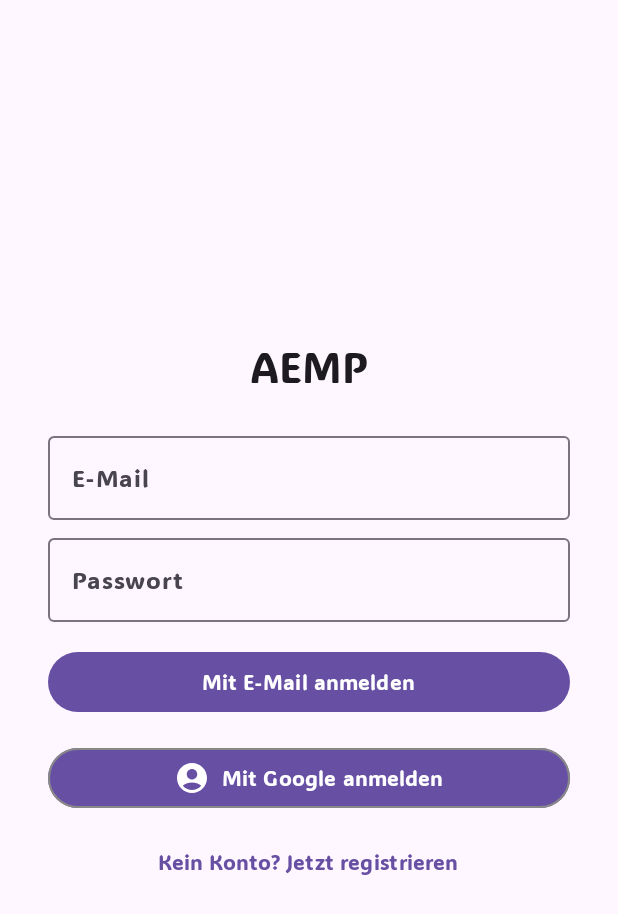
After one commit to DominicDobbrunz/AEMP, an Android app built with Jetpack Compose: the composable LoginScreen shown on its own in the app's theme, on a phone screen of 412 x 824 dp. The commit adds this screen. Shown: the top 914 px of the screen. Run offline under Robolectric (Android 15) with nearby library versions, the phone set to English and light mode, and no system bars; libraries missing offline, so code that uses them is left out: com.example.compose.

Commit message:
firebase, user mit viewModel, LoginScreen, RegisterScreen, gradle, manifest, lbs

```diff
--- a/app/src/main/java/de/syntax/aemp/ui/theme/composable/Launch.kt
+++ b/app/src/main/java/de/syntax/aemp/ui/theme/composable/Launch.kt
@@ -13,16 +13,13 @@ import de.syntax.aemp.R
 
 @Composable
 internal fun Launch() {
-
     Box {
-
         Image(
             painter = painterResource(R.drawable.medi),
             contentDescription = "Logo",
             modifier = Modifier.fillMaxSize(),
             contentScale = ContentScale.Crop
         )
-
     }
 }
 
--- /dev/null
+++ b/app/src/main/java/de/syntax/aemp/ui/theme/composable/ProfileTextField.kt
@@ -0,0 +1,27 @@
+package de.syntax.aemp.ui.theme.composable
+
+import androidx.compose.foundation.layout.fillMaxWidth
+import androidx.compose.foundation.layout.padding
+import androidx.compose.material3.OutlinedTextField
+import androidx.compose.material3.Text
+import androidx.compose.runtime.Composable
+import androidx.compose.ui.Modifier
+import androidx.compose.ui.tooling.preview.Preview
+import androidx.compose.ui.unit.dp
+
+
+@Composable
+fun ProfileTextField(value: String, label: String, onValueChange: (String) -> Unit) {
+    OutlinedTextField(
+        value = value,
+        onValueChange = { onValueChange(it) },
+        label = { Text(label) },
+        modifier = Modifier.fillMaxWidth().padding(vertical = 4.dp)
+    )
+}
+
+@Preview(showBackground = true)
+@Composable
+fun ProfileTextFieldPreview() {
+
+}
--- /dev/null
+++ b/app/src/main/java/de/syntax/aemp/ui/theme/screen/LoginScreen.kt
@@ -0,0 +1,99 @@
+package de.syntax.aemp.ui.theme.screen
+
+import android.widget.Toast
+import androidx.compose.foundation.BorderStroke
+import androidx.compose.foundation.layout.Arrangement
+import androidx.compose.foundation.layout.Column
+import androidx.compose.foundation.layout.Spacer
+import androidx.compose.foundation.layout.fillMaxSize
+import androidx.compose.foundation.layout.fillMaxWidth
+import androidx.compose.foundation.layout.height
+import androidx.compose.foundation.layout.padding
+import androidx.compose.foundation.layout.width
+import androidx.compose.material.icons.Icons
+import androidx.compose.material.icons.filled.AccountCircle
+import androidx.compose.material3.Button
+import androidx.compose.material3.ButtonDefaults
+import androidx.compose.material3.Icon
+import androidx.compose.material3.MaterialTheme
+import androidx.compose.material3.OutlinedTextField
+import androidx.compose.material3.Text
+import androidx.compose.material3.TextButton
+import androidx.compose.runtime.Composable
+import androidx.compose.runtime.getValue
+import androidx.compose.runtime.mutableStateOf
+import androidx.compose.runtime.remember
+import androidx.compose.runtime.setValue
+import androidx.compose.ui.Alignment
+import androidx.compose.ui.Modifier
+import androidx.compose.ui.graphics.Color
+import androidx.compose.ui.platform.LocalContext
+import androidx.compose.ui.text.input.PasswordVisualTransformation
+import androidx.compose.ui.unit.dp
+import de.syntax.aemp.ui.theme.composable.ProfileTextField
+
+@Composable
+fun LoginScreen(
+    onLoginWithGoogle: () -> Unit,
+    onLoginWithEmail: (String, String) -> Unit,
+    onNavigateToRegister: () -> Unit
+) {
+    var email by remember { mutableStateOf("") }
+    var password by remember { mutableStateOf("") }
+    val context = LocalContext.current
+
+    Column(
+        Modifier
+            .fillMaxSize()
+            .padding(32.dp),
+        verticalArrangement = Arrangement.Center,
+        horizontalAlignment = Alignment.CenterHorizontally
+    ) {
+        Text("AEMP", style = MaterialTheme.typography.headlineMedium)
+
+        Spacer(Modifier.height(16.dp))
+
+        ProfileTextField(value = email, label = "E-Mail") { email = it.trim() }
+        OutlinedTextField(
+            value = password,
+            onValueChange = { password = it },
+            label = { Text("Passwort") },
+            modifier = Modifier.fillMaxWidth(),
+            visualTransformation = PasswordVisualTransformation()
+        )
+
+        Spacer(Modifier.height(16.dp))
+
+        Button(
+            onClick = {
+                if (email.isBlank() || password.isBlank()) {
+                    Toast.makeText(context, "Bitte alle Felder ausfüllen", Toast.LENGTH_SHORT).show()
+                } else {
+                    onLoginWithEmail(email, password)
+                }
+            },
+            modifier = Modifier.fillMaxWidth()
+        ) {
+            Text("Mit E-Mail anmelden")
+        }
+
+        Spacer(Modifier.height(16.dp))
+
+        Button(
+            onClick = onLoginWithGoogle,
+            modifier = Modifier.fillMaxWidth(),
+            colors = ButtonDefaults.buttonColors(),
+            border = BorderStroke(1.dp, Color.Gray)
+        ) {
+            Icon(Icons.Default.AccountCircle, contentDescription = null)
+            Spacer(Modifier.width(8.dp))
+            Text("Mit Google anmelden")
+        }
+
+        Spacer(Modifier.height(8.dp))
+
+        TextButton(onClick = onNavigateToRegister) {
+            Text("Kein Konto? Jetzt registrieren")
+        }
+    }
+}
--- /dev/null
+++ b/app/src/main/res/drawable/ic_notification.xml
@@ -0,0 +1,4 @@
+<?xml version="1.0" encoding="utf-8"?>
+<selector xmlns:android="http://schemas.android.com/apk/res/android">
+
+</selector>
```
Also changed, not shown: app/build.gradle.kts (+11 -0 lines), app/src/main/AndroidManifest.xml (+7 -0 lines), app/src/main/java/de/syntax/aemp/FirebaseRepository.kt (added, +24 -0 lines), app/src/main/java/de/syntax/aemp/MainActivity.kt (+12 -28 lines), app/src/main/java/de/syntax/aemp/UserProfile.kt (added, +13 -0 lines), app/src/main/java/de/syntax/aemp/ui/theme/composable/AppLauncher.kt (added, +40 -0 lines), app/src/main/java/de/syntax/aemp/ui/theme/screen/ProfileCheckScreen.kt (added, +39 -0 lines), app/src/main/java/de/syntax/aemp/ui/theme/screen/RegisterScreen.kt (added, +83 -0 lines), app/src/main/java/de/syntax/aemp/ui/theme/viewModel/UserViewModel.kt (added, +59 -0 lines), gradle/libs.versions.toml (+15 -0 lines), 1 other file.
